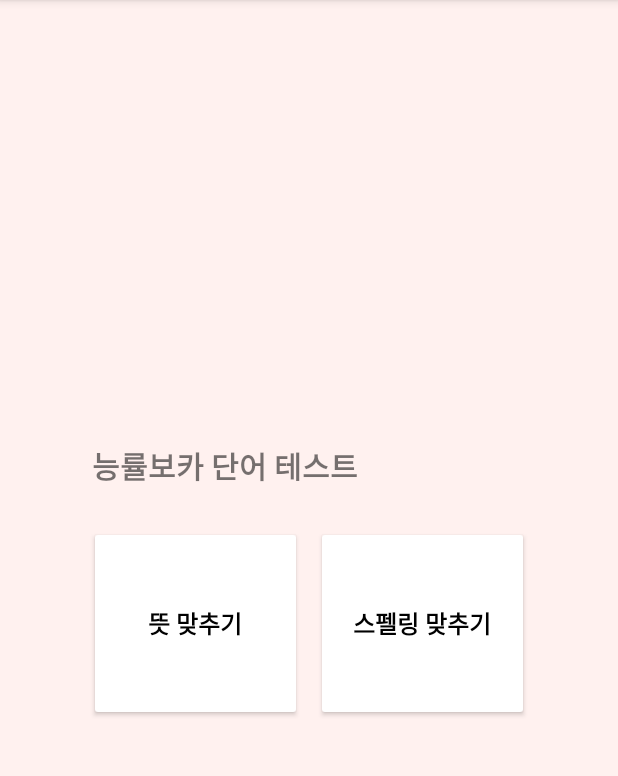
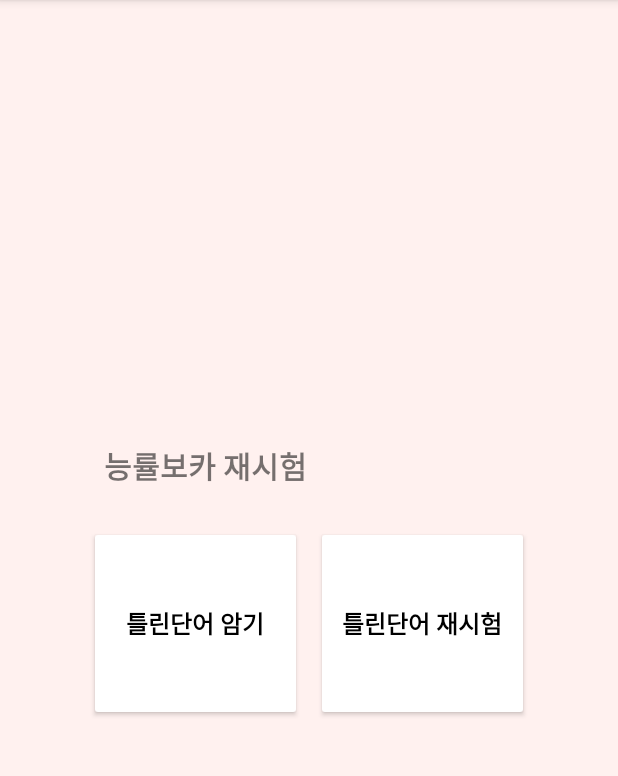
Before and after one commit to UI-tddg/2021_UI_Project, an Android app: the screen it shows after launch (TestSellect before the commit, RetestSellect after it), after a tap on "재시험", on a phone screen of 412 x 824 dp, the part 84-860 px from its top. Run offline under Robolectric (Android 15) with nearby library versions, the phone set to English and light mode, and no system bars.

Commit message:
sellect screen

```diff
--- a/app/src/main/java/com/example/myapplication222/ListView.java
+++ b/app/src/main/java/com/example/myapplication222/ListView.java
@@ -47,7 +47,7 @@ public class ListView extends AppCompatActivity {
         retest_btn.setOnClickListener(new View.OnClickListener() {
 
             public void onClick(View view) {
-                Intent intent = new Intent(getApplicationContext(), TestSellect.class);
+                Intent intent = new Intent(getApplicationContext(), RetestSellect.class);
                 startActivity(intent);
             }
         });
--- /dev/null
+++ b/app/src/main/java/com/example/myapplication222/RetestSellect.java
@@ -0,0 +1,44 @@
+package com.example.myapplication222;
+
+import android.content.Intent;
+import android.os.Bundle;
+import android.view.View;
+import android.widget.Button;
+import android.widget.TextView;
+
+import androidx.annotation.Nullable;
+import androidx.appcompat.app.AppCompatActivity;
+
+public class RetestSellect extends AppCompatActivity {
+
+    @Override
+    protected void onCreate(@Nullable Bundle savedInstanceState) {
+        super.onCreate(savedInstanceState);
+        setContentView(R.layout.sellect);
+
+        TextView textView = (TextView)findViewById(R.id.sellect_name);
+        textView.setText("능률보카 재시험");
+
+        //틀린단어 암기 버튼 클릭시 액티비티 전환
+        Button mem_btn = (Button) findViewById(R.id.sellect_left_btn);
+        mem_btn.setText("틀린단어 암기");
+        mem_btn.setOnClickListener(new View.OnClickListener() {
+
+            public void onClick(View view) {
+                Intent intent = new Intent(getApplicationContext(), MemorizeSellect.class);
+                startActivity(intent);
+            }
+        });
+
+        //틀린단어 재시험 버튼 클릭시 액티비티 전환
+        Button retest_btn = (Button) findViewById(R.id.sellect_right_btn);
+        retest_btn.setText("틀린단어 재시험");
+        retest_btn.setOnClickListener(new View.OnClickListener() {
+
+            public void onClick(View view) {
+                Intent intent = new Intent(getApplicationContext(), TestSellect.class);
+                startActivity(intent);
+            }
+        });
+    }
+}
--- a/app/src/main/java/com/example/myapplication222/TestSellect.java
+++ b/app/src/main/java/com/example/myapplication222/TestSellect.java
@@ -7,16 +7,21 @@ import android.content.Intent;
 import android.os.Bundle;
 import android.view.View;
 import android.widget.Button;
+import android.widget.TextView;
 
 public class TestSellect extends AppCompatActivity {
 
     @Override
     protected void onCreate(@Nullable Bundle savedInstanceState) {
         super.onCreate(savedInstanceState);
-        setContentView(R.layout.test_sellect);
+        setContentView(R.layout.sellect);
+
+        TextView textView = (TextView)findViewById(R.id.sellect_name);
+        textView.setText("능률보카 단어 테스트");
 
         //뜻맞추기 버튼 클릭시 액티비티 전환
-        Button mean_btn = (Button) findViewById(R.id.mean_btn);
+        Button mean_btn = (Button) findViewById(R.id.sellect_left_btn);
+        mean_btn.setText("뜻 맞추기");
         mean_btn.setOnClickListener(new View.OnClickListener() {
 
             public void onClick(View view) {
@@ -26,7 +31,8 @@ public class TestSellect extends AppCompatActivity {
         });
 
         //스펠링맞추기 버튼 클릭시 액티비티 전환
-        Button spell_btn = (Button) findViewById(R.id.spell_btn);
+        Button spell_btn = (Button) findViewById(R.id.sellect_right_btn);
+        spell_btn.setText("스펠링 맞추기");
         spell_btn.setOnClickListener(new View.OnClickListener() {
 
             public void onClick(View view) {
--- a/app/src/main/res/layout/memorize_sellect.xml
+++ b/app/src/main/res/layout/sellect.xml
@@ -7,7 +7,7 @@
     android:background="#FFF1EF">
 
     <Button
-        android:id="@+id/ms_word_btn"
+        android:id="@+id/sellect_right_btn"
         android:layout_width="142dp"
         android:layout_height="130dp"
         android:backgroundTint="@color/white"
@@ -24,7 +24,7 @@
         app:layout_constraintVertical_bias="0.55" />
 
     <Button
-        android:id="@+id/ms_meaning_btn"
+        android:id="@+id/sellect_left_btn"
         android:layout_width="142dp"
         android:layout_height="130dp"
         android:backgroundTint="#FFFFFF"
@@ -40,6 +40,7 @@
         app:layout_constraintVertical_bias="0.55" />
 
     <TextView
+        android:id="@+id/sellect_name"
         android:layout_width="wrap_content"
         android:layout_height="wrap_content"
         android:fontFamily="sans-serif"
--- a/app/src/main/res/layout/test_sellect.xml
+++ /dev/null
@@ -1,57 +0,0 @@
-<?xml version="1.0" encoding="utf-8"?>
-<androidx.constraintlayout.widget.ConstraintLayout xmlns:android="http://schemas.android.com/apk/res/android"
-    xmlns:app="http://schemas.android.com/apk/res-auto"
-    xmlns:tools="http://schemas.android.com/tools"
-    android:layout_width="match_parent"
-    android:layout_height="match_parent"
-    android:background="#FFF1EF">
-
-    <Button
-        android:id="@+id/spell_btn"
-        android:layout_width="142dp"
-        android:layout_height="130dp"
-        android:backgroundTint="@color/white"
-        android:backgroundTintMode="add"
-        android:text="스펠링 맞추기"
-        android:textColor="#000000"
-        android:textSize="16sp"
-        android:textStyle="bold"
-        app:layout_constraintBottom_toBottomOf="parent"
-        app:layout_constraintEnd_toEndOf="parent"
-        app:layout_constraintHorizontal_bias="0.78"
-        app:layout_constraintStart_toStartOf="parent"
-        app:layout_constraintTop_toTopOf="parent"
-        app:layout_constraintVertical_bias="0.55" />
-
-    <Button
-        android:id="@+id/mean_btn"
-        android:layout_width="142dp"
-        android:layout_height="130dp"
-        android:backgroundTint="#FFFFFF"
-        android:text="뜻 맞추기"
-        android:textColor="#000000"
-        android:textSize="16sp"
-        android:textStyle="bold"
-        app:layout_constraintBottom_toBottomOf="parent"
-        app:layout_constraintEnd_toEndOf="parent"
-        app:layout_constraintHorizontal_bias="0.22"
-        app:layout_constraintStart_toStartOf="parent"
-        app:layout_constraintTop_toTopOf="parent"
-        app:layout_constraintVertical_bias="0.55" />
-
-    <TextView
-        android:id="@+id/textView3"
-        android:layout_width="wrap_content"
-        android:layout_height="wrap_content"
-        android:fontFamily="sans-serif"
-        android:text="능률보카 단어 테스트"
-        android:textSize="20sp"
-        android:textStyle="bold"
-        app:layout_constraintBottom_toBottomOf="parent"
-        app:layout_constraintEnd_toEndOf="parent"
-        app:layout_constraintHorizontal_bias="0.26"
-        app:layout_constraintStart_toStartOf="parent"
-        app:layout_constraintTop_toTopOf="parent"
-        app:layout_constraintVertical_bias="0.4" />
-
-</androidx.constraintlayout.widget.ConstraintLayout>
```
Also changed, not shown: app/src/main/AndroidManifest.xml (+10 -0 lines), app/src/main/java/com/example/myapplication222/MemorizeSellect.java (+9 -3 lines).
